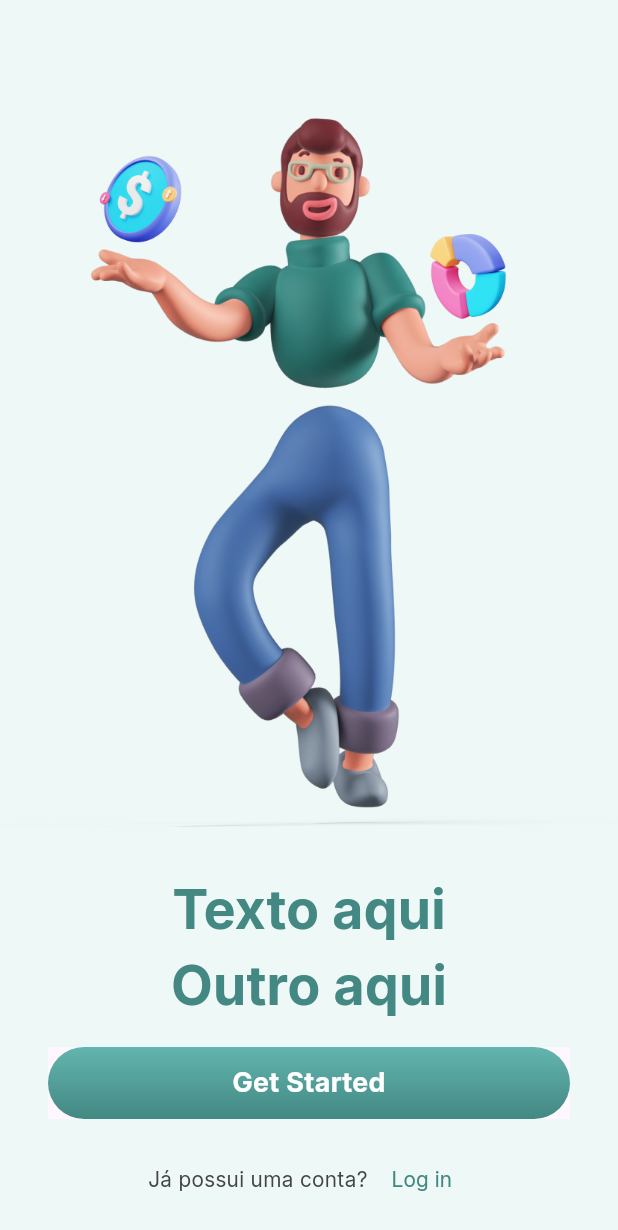
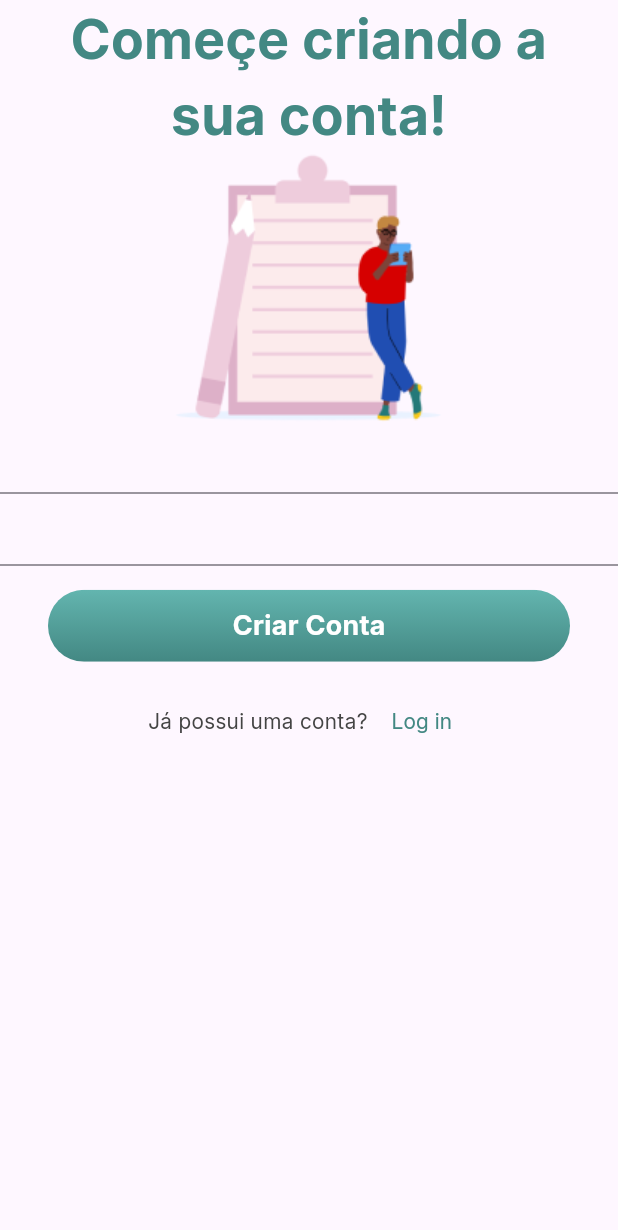
Before and after one commit to Emerson018/mps_project, a Flutter app: the screen it shows after launch, on a phone screen of 412 x 824 dp. Shown: the top 1230 px of the screen. Run offline on Flutter 3.47's test engine with Material 3 defaults, Android fonts, the light colour scheme and no system bars.

Commit message:
V10, add png e signup page

```diff
--- a/mps_app/lib/app.dart
+++ b/mps_app/lib/app.dart
@@ -1,5 +1,6 @@
 import 'package:flutter/material.dart';
 import 'package:mps_app/features/onboarding/onboarding_page.dart';
+import 'package:mps_app/features/sign_up/sign_up_page.dart';
 import 'package:mps_app/features/splash/splash_page.dart';
 
 class App extends StatelessWidget {
@@ -8,7 +9,7 @@ class App extends StatelessWidget {
   @override
   Widget build(BuildContext context) {
     return MaterialApp(
-      home: OnboardingPage(
+      home: SignUpPage(
       ),
     );
   }
--- /dev/null
+++ b/mps_app/lib/features/sign_up/sign_up_page.dart
@@ -0,0 +1,61 @@
+import 'package:flutter/material.dart';
+import 'package:mps_app/common/constants/app_colors.dart';
+import 'package:mps_app/common/constants/app_text_style.dart';
+import 'package:mps_app/common/widgets/custom_text_button.dart';
+import 'package:mps_app/common/widgets/primary_button.dart';
+
+class SignUpPage extends StatelessWidget {
+  const SignUpPage({super.key});
+
+  @override
+  Widget build(BuildContext context) {
+    return Scaffold(
+      body: ListView(
+        children: [
+          Text(
+              'Começe criando a',
+              textAlign: TextAlign.center,
+              style: AppTextStyles.mediumText.copyWith(
+              color: AppColors.greenlightTwo,
+              ),
+            ),
+            Text(
+              'sua conta!',
+              textAlign: TextAlign.center,
+              style: AppTextStyles.mediumText.copyWith(
+                color: AppColors.greenlightTwo,
+              ),
+            ),
+            Image.asset(
+              'assets/images/todolist.png',
+            ),
+            TextFormField(),
+            const TextField(),
+            Padding(
+              padding: const EdgeInsets.symmetric(
+                horizontal: 32.0,
+                vertical: 16.0,
+              ),
+              child: PrimaryButton(
+                text: 'Criar Conta',
+                onPressed: () {
+                },
+              ),
+            ),
+            Row(
+              mainAxisAlignment: MainAxisAlignment.center,
+              children: [
+                Text(
+                  'Já possui uma conta?',
+                  style: AppTextStyles.smallText.copyWith(
+                    color: AppColors.grey,
+                  ),
+                ),
+                CustomTextButton(),
+              ],
+            ),
+        ],
+      ),
+    );
+  }
+}
--- a/mps_app/pubspec.yaml
+++ b/mps_app/pubspec.yaml
@@ -55,6 +55,7 @@ flutter:
 
   assets:
     - assets/images/man.png
+    - assets/images/todolist.png
 
   fonts:
     - family: Inter
```
Also changed, not shown: mps_app/assets/images/todolist.png (added).
